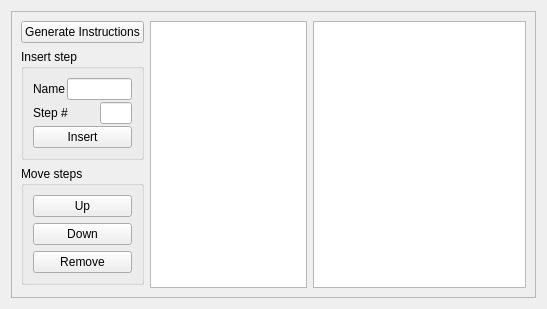
First picture: the form in ui/brewDayScrollWidget.ui, repository Brewtarget/brewtarget, before the edit.
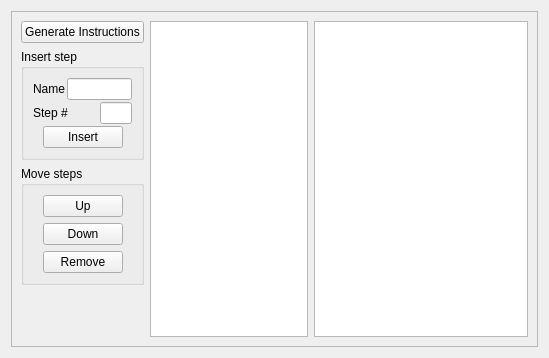
Second picture: the form after the edit.

Commit message: Fixed some cosmetic issues in TimerWidget and BrewDayScrollWidget.

What changed in the file:
```diff
--- a/ui/brewDayScrollWidget.ui
+++ b/ui/brewDayScrollWidget.ui
@@ -6,8 +6,8 @@
    <rect>
     <x>0</x>
     <y>0</y>
-    <width>547</width>
-    <height>309</height>
+    <width>549</width>
+    <height>358</height>
    </rect>
   </property>
   <property name="windowTitle">
@@ -24,8 +24,8 @@
        <rect>
         <x>0</x>
         <y>0</y>
-        <width>533</width>
-        <height>295</height>
+        <width>535</width>
+        <height>344</height>
        </rect>
       </property>
       <layout class="QHBoxLayout" name="horizontalLayout_3">
@@ -140,6 +140,24 @@
                </layout>
               </item>
               <item>
+               <layout class="QHBoxLayout" name="horizontalLayout_7">
+                <property name="margin">
+                 <number>0</number>
+                </property>
+                <item>
+                 <spacer name="horizontalSpacer_3">
+                  <property name="orientation">
+                   <enum>Qt::Horizontal</enum>
+                  </property>
+                  <property name="sizeHint" stdset="0">
+                   <size>
+                    <width>0</width>
+                    <height>0</height>
+                   </size>
+                  </property>
+                 </spacer>
+                </item>
+                <item>
                <widget class="QPushButton" name="pushButton_insert">
                 <property name="toolTip">
                  <string>Insert the new step</string>
@@ -150,6 +168,21 @@
                </widget>
               </item>
               <item>
+                 <spacer name="horizontalSpacer_4">
+                  <property name="orientation">
+                   <enum>Qt::Horizontal</enum>
+                  </property>
+                  <property name="sizeHint" stdset="0">
+                   <size>
+                    <width>0</width>
+                    <height>0</height>
+                   </size>
+                  </property>
+                 </spacer>
+                </item>
+               </layout>
+              </item>
+              <item>
                <spacer name="verticalSpacer_3">
                 <property name="orientation">
                  <enum>Qt::Vertical</enum>
@@ -174,6 +207,24 @@
            </property>
            <layout class="QVBoxLayout" name="verticalLayout">
             <item>
+             <layout class="QHBoxLayout" name="horizontalLayout_8">
+              <property name="margin">
+               <number>0</number>
+              </property>
+              <item>
+               <spacer name="horizontalSpacer_5">
+                <property name="orientation">
+                 <enum>Qt::Horizontal</enum>
+                </property>
+                <property name="sizeHint" stdset="0">
+                 <size>
+                  <width>0</width>
+                  <height>0</height>
+                 </size>
+                </property>
+               </spacer>
+              </item>
+              <item>
              <widget class="QPushButton" name="pushButton_up">
               <property name="sizePolicy">
                <sizepolicy hsizetype="Preferred" vsizetype="Fixed">
@@ -190,6 +241,39 @@
              </widget>
             </item>
             <item>
+               <spacer name="horizontalSpacer_8">
+                <property name="orientation">
+                 <enum>Qt::Horizontal</enum>
+                </property>
+                <property name="sizeHint" stdset="0">
+                 <size>
+                  <width>0</width>
+                  <height>0</height>
+                 </size>
+                </property>
+               </spacer>
+              </item>
+             </layout>
+            </item>
+            <item>
+             <layout class="QHBoxLayout" name="horizontalLayout_9">
+              <property name="margin">
+               <number>0</number>
+              </property>
+              <item>
+               <spacer name="horizontalSpacer_6">
+                <property name="orientation">
+                 <enum>Qt::Horizontal</enum>
+                </property>
+                <property name="sizeHint" stdset="0">
+                 <size>
+                  <width>0</width>
+                  <height>0</height>
+                 </size>
+                </property>
+               </spacer>
+              </item>
+              <item>
              <widget class="QPushButton" name="pushButton_down">
               <property name="sizePolicy">
                <sizepolicy hsizetype="Preferred" vsizetype="Fixed">
@@ -206,6 +290,39 @@
              </widget>
             </item>
             <item>
+               <spacer name="horizontalSpacer_9">
+                <property name="orientation">
+                 <enum>Qt::Horizontal</enum>
+                </property>
+                <property name="sizeHint" stdset="0">
+                 <size>
+                  <width>0</width>
+                  <height>0</height>
+                 </size>
+                </property>
+               </spacer>
+              </item>
+             </layout>
+            </item>
+            <item>
+             <layout class="QHBoxLayout" name="horizontalLayout_10">
+              <property name="margin">
+               <number>0</number>
+              </property>
+              <item>
+               <spacer name="horizontalSpacer_7">
+                <property name="orientation">
+                 <enum>Qt::Horizontal</enum>
+                </property>
+                <property name="sizeHint" stdset="0">
+                 <size>
+                  <width>0</width>
+                  <height>0</height>
+                 </size>
+                </property>
+               </spacer>
+              </item>
+              <item>
              <widget class="QPushButton" name="pushButton_remove">
               <property name="sizePolicy">
                <sizepolicy hsizetype="Preferred" vsizetype="Fixed">
@@ -220,6 +337,21 @@
                <string>Remove</string>
               </property>
              </widget>
+              </item>
+              <item>
+               <spacer name="horizontalSpacer_10">
+                <property name="orientation">
+                 <enum>Qt::Horizontal</enum>
+                </property>
+                <property name="sizeHint" stdset="0">
+                 <size>
+                  <width>0</width>
+                  <height>0</height>
+                 </size>
+                </property>
+               </spacer>
+              </item>
+             </layout>
             </item>
            </layout>
           </widget>
```
Left out of the diff: 33 changed lines with no effect on the pictures. Lines whose indentation alone changed are shown as unchanged. The commit also changes 4 other files.
